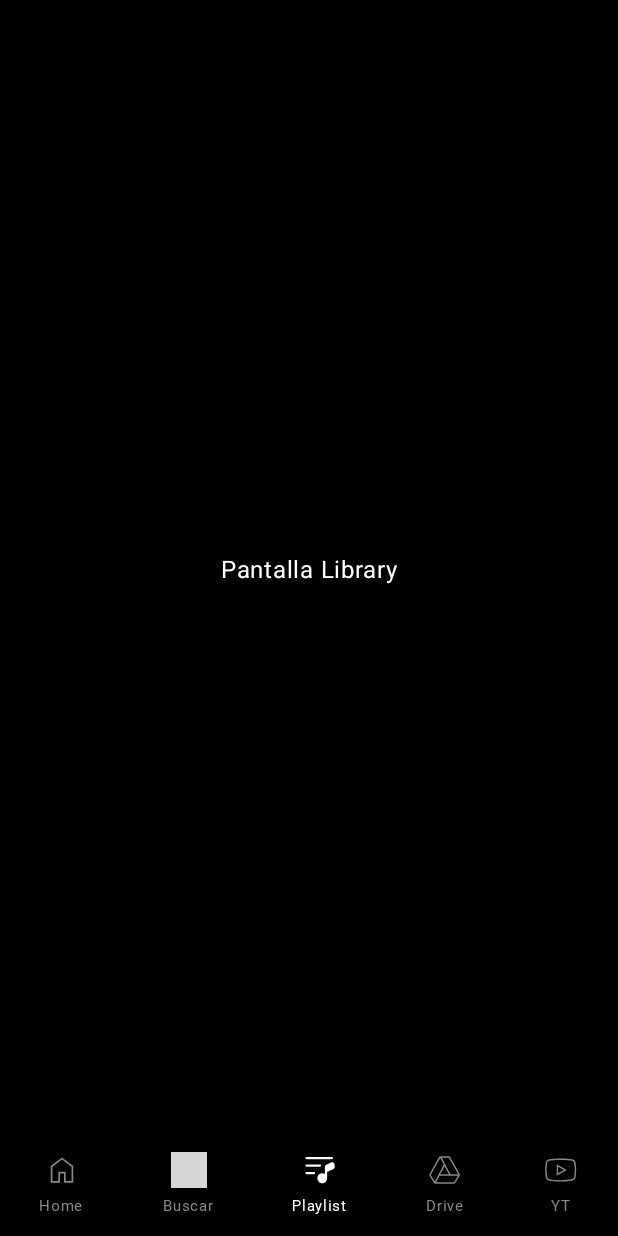
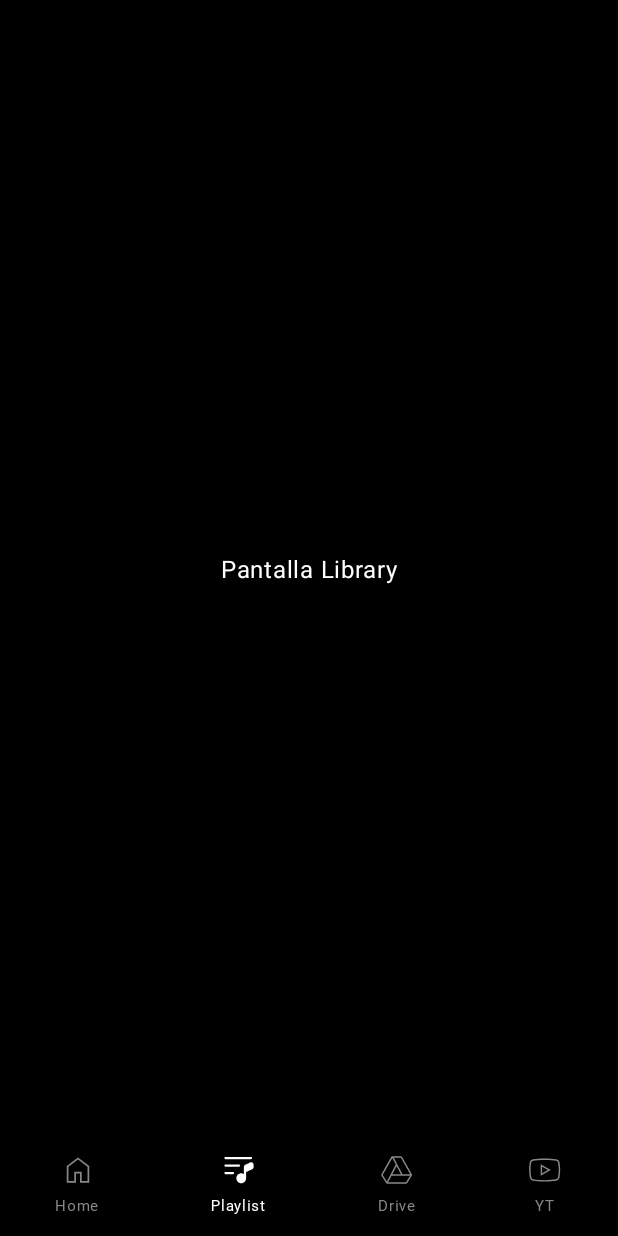
Before and after one commit to Adri833/Orpheus, an Android app built with Jetpack Compose: the screen it shows after launch (MainActivity), after a tap on "Playlist", on a phone screen of 412 x 824 dp. Run offline under Robolectric (Android 15) with nearby library versions, the phone set to English and light mode, and no system bars; our stand-ins replace Dagger/Hilt's generated code, Firebase (no records; nobody signed in at launch, a user with empty details on screens opened directly), accompanist; Roboto replaces fonts that are not available here; grey boxes are pictures that could not be loaded.

Commit message:
New SongScreen with animations, need to do colors

```diff
--- a/app/src/main/java/com/adri833/orpheus/components/BottomNavItemsProvider.kt
+++ b/app/src/main/java/com/adri833/orpheus/components/BottomNavItemsProvider.kt
@@ -25,12 +25,6 @@ object BottomNavItemsProvider {
                 route = Routes.Home.route
             ),
             BottomNavItem(
-                label = R.string.search,
-                filledIcon = painterResource(id = R.drawable.ic_search_fill),
-                outlinedIcon = painterResource(id = R.drawable.ic_search_outlined),
-                route = Routes.Search.route
-            ),
-            BottomNavItem(
                 label = R.string.playlist,
                 filledIcon = painterResource(id = R.drawable.ic_playlist_fill),
                 outlinedIcon = painterResource(id = R.drawable.ic_playlist_outlined),
--- a/app/src/main/java/com/adri833/orpheus/components/NowPlayingBar.kt
+++ b/app/src/main/java/com/adri833/orpheus/components/NowPlayingBar.kt
@@ -31,7 +31,8 @@ import com.adri833.orpheus.utils.noRippleClickable
 @Composable
 fun NowPlayingBar(
     viewModel: PlayerViewModel,
-    onQueueClick: () -> Unit
+    onQueueClick: () -> Unit,
+    navigationToSong: () -> Unit
 ) {
     val context = LocalContext.current
     val currentSong by viewModel.currentSong.collectAsState()
@@ -84,7 +85,7 @@ fun NowPlayingBar(
                     }
                 )
             }
-            .noRippleClickable { /* TODO: Navegar a pantalla de reproducción completa */ },
+            .noRippleClickable { navigationToSong() },
         verticalAlignment = Alignment.CenterVertically
     ) {
         AlbumCover(song, 58)
--- a/app/src/main/java/com/adri833/orpheus/components/PlaybackQueueBottomSheet.kt
+++ b/app/src/main/java/com/adri833/orpheus/components/PlaybackQueueBottomSheet.kt
@@ -49,7 +49,7 @@ fun PlaybackQueueBottomSheet(
     Column(
         modifier = Modifier
             .fillMaxWidth()
-            .padding(16.dp)
+            .padding(horizontal = 12.dp)
     ) {
         Text(
             text = stringResource(R.string.queue),
--- /dev/null
+++ b/app/src/main/java/com/adri833/orpheus/components/SongSearchBar.kt
@@ -0,0 +1,55 @@
+package com.adri833.orpheus.components
+
+import androidx.compose.foundation.clickable
+import androidx.compose.foundation.layout.fillMaxWidth
+import androidx.compose.foundation.layout.padding
+import androidx.compose.foundation.shape.RoundedCornerShape
+import androidx.compose.material3.Text
+import androidx.compose.material3.TextField
+import androidx.compose.material3.TextFieldDefaults
+import androidx.compose.runtime.Composable
+import androidx.compose.ui.Modifier
+import androidx.compose.ui.graphics.Color
+import androidx.compose.ui.unit.dp
+
+@Composable
+fun SongSearchBar(
+    query: String,
+    onQueryChange: (String) -> Unit,
+    modifier: Modifier = Modifier
+) {
+    TextField(
+        value = query,
+        onValueChange = onQueryChange,
+        leadingIcon = {
+            Text("🔍", modifier = Modifier.padding(start = 8.dp))
+        },
+        trailingIcon = {
+            if (query.isNotEmpty()) {
+                Text(
+                    "✖️",
+                    modifier = Modifier
+                        .clickable { onQueryChange("") }
+                        .padding(end = 8.dp)
+                )
+            }
+        },
+        modifier = modifier
+            .fillMaxWidth()
+            .padding(horizontal = 16.dp),
+        shape = RoundedCornerShape(32.dp),
+        singleLine = true,
+        colors = TextFieldDefaults.colors(
+            focusedIndicatorColor = Color.Transparent,
+            unfocusedIndicatorColor = Color.Transparent,
+            disabledIndicatorColor = Color.Transparent,
+            cursorColor = Color.Black,
+            focusedContainerColor = Color(0xCCF0F0F0),
+            unfocusedContainerColor = Color(0xFFF0F0F0),
+            disabledContainerColor = Color(0xFFF0F0F0),
+            focusedTextColor = Color.Black,
+            unfocusedTextColor = Color.Black,
+            disabledTextColor = Color.Black
+        )
+    )
+}
--- a/app/src/main/java/com/adri833/orpheus/data/repository/SongRepository.kt
+++ b/app/src/main/java/com/adri833/orpheus/data/repository/SongRepository.kt
@@ -38,7 +38,7 @@ class SongRepository @Inject constructor(
             projection,
             selection,
             selectionArgs,
-            "${MediaStore.Audio.Media.TITLE} ASC"
+            "${MediaStore.Audio.Media.TITLE} COLLATE NOCASE ASC"
         )
 
         cursor?.use {
--- a/app/src/main/java/com/adri833/orpheus/navigation/NavigationHost.kt
+++ b/app/src/main/java/com/adri833/orpheus/navigation/NavigationHost.kt
@@ -1,12 +1,8 @@
 package com.adri833.orpheus.navigation
 
 import androidx.compose.animation.AnimatedVisibility
-import androidx.compose.animation.core.tween
-import androidx.compose.animation.fadeIn
-import androidx.compose.foundation.layout.Box
 import androidx.compose.foundation.layout.Column
 import androidx.compose.foundation.layout.fillMaxSize
-import androidx.compose.foundation.layout.height
 import androidx.compose.foundation.layout.padding
 import androidx.compose.foundation.shape.RoundedCornerShape
 import androidx.compose.material3.Scaffold
@@ -23,7 +19,6 @@ import com.adri833.orpheus.screens.drive.DriveScreen
 import com.adri833.orpheus.screens.home.HomeScreen
 import com.adri833.orpheus.screens.library.LibraryScreen
 import com.adri833.orpheus.screens.login.LoginScreen
-import com.adri833.orpheus.screens.search.SearchScreen
 import com.adri833.orpheus.screens.splash.SplashScreen
 import com.adri833.orpheus.utils.adjustForMobile
 import androidx.navigation.compose.NavHost
@@ -34,6 +29,10 @@ import androidx.compose.runtime.*
 import androidx.compose.material3.ExperimentalMaterial3Api
 import androidx.compose.material3.rememberModalBottomSheetState
 import com.adri833.orpheus.components.PlaybackQueueBottomSheet
+import com.adri833.orpheus.screens.song.SongScreen
+import com.adri833.orpheus.ui.slideInUpAnimation
+import kotlinx.coroutines.delay
+import kotlinx.coroutines.launch
 
 @OptIn(ExperimentalMaterial3Api::class)
 @Composable
@@ -43,10 +42,15 @@ fun NavigationHost(
     val navController = rememberNavController()
     val navBackStackEntry = navController.currentBackStackEntryAsState()
     val currentRoute = navBackStackEntry.value?.destination?.route
+    val showNowPlayingBar = currentRoute != Routes.Song.route
+    var showBars by remember { mutableStateOf(true) }
+
+    LaunchedEffect(currentRoute) {
+        showBars = currentRoute != Routes.Song.route
+    }
 
     val showBottomBar = currentRoute in listOf(
         Routes.Home.route,
-        Routes.Search.route,
         Routes.Playlist.route,
         Routes.Drive.route,
         Routes.Downloader.route,
@@ -54,30 +58,38 @@ fun NavigationHost(
 
     val sheetState = rememberModalBottomSheetState(skipPartiallyExpanded = true)
     var showQueue by remember { mutableStateOf(false) }
-
+    val coroutineScope = rememberCoroutineScope()
 
     Scaffold(
         bottomBar = {
             Column(modifier = Modifier.adjustForMobile()) {
                 val currentSong by playerViewModel.currentSong.collectAsState()
 
-                AnimatedVisibility(visible = currentSong != null) {
+                AnimatedVisibility(
+                    visible = showBars && showNowPlayingBar && currentSong != null,
+                    enter = slideInUpAnimation(400),
+                ) {
                     NowPlayingBar(
                         viewModel = playerViewModel,
-                        onQueueClick = { showQueue = true }
+                        onQueueClick = { showQueue = true },
+                        navigationToSong = {
+                            coroutineScope.launch {
+                                showBars = false
+                                delay(250)
+                                navController.navigate(Routes.Song.route)
+                            }
+                        }
                     )
                 }
 
                 AnimatedVisibility(
-                    visible = showBottomBar,
-                    enter = fadeIn(tween(1000))
+                    visible = showBars && showBottomBar,
+                    enter = slideInUpAnimation(400),
                 ) {
                     BottomBar(navController)
                 }
 
-                if (!showBottomBar) {
-                    Box(modifier = Modifier.height(65.dp))
-                }
+
             }
         }
     ) { paddingValues ->
@@ -125,11 +137,6 @@ fun NavigationHost(
                 HomeScreen(playerViewModel)
             }
 
-            // Navegacion de la pantalla Search
-            composable(Routes.Search.route) {
-                SearchScreen()
-            }
-
             // Navegacion de la pantalla Library
             composable(Routes.Playlist.route) {
                 LibraryScreen()
@@ -143,6 +150,13 @@ fun NavigationHost(
             // Navegacion de la pantalla Downloader
             composable(Routes.Downloader.route) {
                 DownloaderScreen()
+            }
+
+            // Navegacion de la pantalla Song
+            composable(Routes.Song.route) {
+                SongScreen(
+                    viewModel = playerViewModel,
+                    onBack = { navController.popBackStack() })
             }
         }
     }
@@ -161,5 +175,4 @@ fun NavigationHost(
             )
         }
     }
-
 }
--- a/app/src/main/java/com/adri833/orpheus/navigation/Routes.kt
+++ b/app/src/main/java/com/adri833/orpheus/navigation/Routes.kt
@@ -4,8 +4,8 @@ sealed class Routes(val route: String) {
     data object Splash : Routes("splash")
     data object Login : Routes("login")
     data object Home : Routes("home")
-    data object Search : Routes("search")
     data object Playlist : Routes("playlist")
     data object Drive : Routes("drive")
     data object Downloader : Routes("downloader")
+    data object Song : Routes("song")
 }
--- a/app/src/main/java/com/adri833/orpheus/screens/home/contents/SongsContent.kt
+++ b/app/src/main/java/com/adri833/orpheus/screens/home/contents/SongsContent.kt
@@ -1,25 +1,22 @@
 package com.adri833.orpheus.screens.home.contents
 
-import androidx.compose.foundation.layout.Column
 import androidx.compose.foundation.layout.Row
 import androidx.compose.foundation.layout.Spacer
-import androidx.compose.foundation.layout.fillMaxSize
 import androidx.compose.foundation.layout.fillMaxWidth
 import androidx.compose.foundation.layout.padding
 import androidx.compose.foundation.layout.width
 import androidx.compose.foundation.lazy.LazyColumn
-import androidx.compose.runtime.Composable
-import androidx.compose.runtime.collectAsState
 import androidx.compose.ui.Modifier
 import com.adri833.orpheus.components.SongItem
 import com.adri833.orpheus.screens.home.HomeViewModel
 import androidx.compose.runtime.getValue
 import androidx.compose.foundation.lazy.items
-import androidx.compose.runtime.LaunchedEffect
+import androidx.compose.runtime.*
 import androidx.compose.ui.Alignment
 import androidx.compose.ui.unit.dp
 import com.adri833.orpheus.components.PlayButton
 import com.adri833.orpheus.components.ShuffleButton
+import com.adri833.orpheus.components.SongSearchBar
 import com.adri833.orpheus.screens.player.PlayerViewModel
 
 @Composable
@@ -30,6 +27,7 @@ fun SongsContent(
     val songs by homeViewModel.songs.collectAsState(initial = emptyList())
     val currentSong by playerViewModel.currentSong.collectAsState()
     val isPlaying by playerViewModel.isPlaying.collectAsState()
+    var searchQuery by remember { mutableStateOf("") }
 
     LaunchedEffect(songs) {
         if (songs.isNotEmpty()) {
@@ -37,11 +35,11 @@ fun SongsContent(
         }
     }
 
-    Column(
-        modifier = Modifier
-            .fillMaxSize()
-    ) {
-        Row (
+    val filteredSongs = songs.filter {
+        it.title.contains(searchQuery, ignoreCase = true) || it.artist.contains(searchQuery, ignoreCase = true) || it.album.contains(searchQuery, ignoreCase = true)
+    }
+
+    Row(
         modifier = Modifier
             .fillMaxWidth()
             .padding(vertical = 16.dp),
@@ -56,18 +54,25 @@ fun SongsContent(
             onPlayClick = { playerViewModel.playOrResume() },
             onPauseClick = { playerViewModel.pause() }
         )
+
+        Spacer(modifier = Modifier.weight(1f))
+
+        SongSearchBar(
+            query = searchQuery,
+            onQueryChange = { searchQuery = it },
+            modifier = Modifier.padding(horizontal = 16.dp, vertical = 8.dp)
+        )
     }
 
     LazyColumn {
-            items(songs) { song ->
+        items(filteredSongs) { song ->
             SongItem(
-                    song,
-                    currentSong,
-                    isPlaying
+                song = song,
+                currentSong = currentSong,
+                isPlaying = isPlaying
             ) {
                 playerViewModel.onSongSelected(it)
             }
         }
     }
 }
-}
--- a/app/src/main/java/com/adri833/orpheus/screens/player/PlayerViewModel.kt
+++ b/app/src/main/java/com/adri833/orpheus/screens/player/PlayerViewModel.kt
@@ -16,7 +16,7 @@ import javax.inject.Inject
 
 @HiltViewModel
 class PlayerViewModel @Inject constructor(
-    private val playerManager: PlayerManager,
+    val playerManager: PlayerManager,
     songRepository: SongRepository
 ) : ViewModel() {
 
```
Also changed, not shown: app/src/main/java/com/adri833/orpheus/screens/search/SearchScreen.kt (deleted, +0 -27 lines), app/src/main/java/com/adri833/orpheus/screens/song/SongScreen.kt (added, +223 -0 lines), app/src/main/java/com/adri833/orpheus/ui/Animations.kt (+42 -2 lines), app/src/main/java/com/adri833/orpheus/utils/TextUtils.kt (+6 -6 lines), app/src/main/res/drawable/ic_arrow_down.xml (added, +12 -0 lines), app/src/main/res/drawable/ic_next.xml (added, +9 -0 lines), app/src/main/res/drawable/ic_previous.xml (added, +9 -0 lines). Lines whose indentation alone changed are shown as unchanged.
